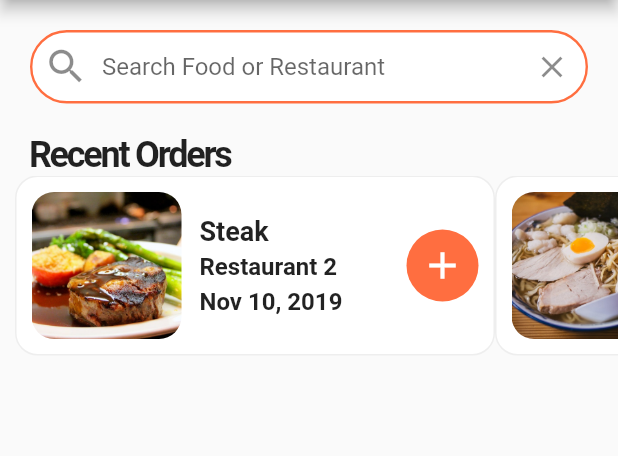
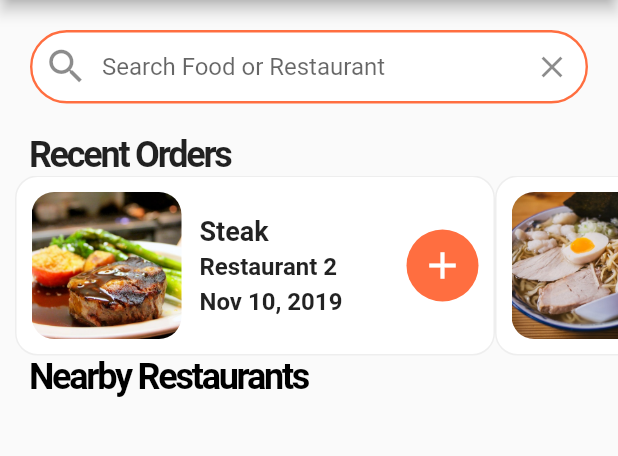
Before and after one commit to bunditks/foodorder_ui_flutter, a Flutter app: the screen it shows after launch, on a phone screen of 412 x 824 dp, the part 84-540 px from its top. Run offline on Flutter 3.47's test engine with Material 2 defaults, Android fonts, the phone set to English and light mode, and no system bars.

Commit message:
15 Nov 2020 commit

```diff
--- a/lib/screens/home_screen.dart
+++ b/lib/screens/home_screen.dart
@@ -47,7 +47,8 @@ class _HomeScreenState extends State<HomeScreen> {
                 ),
                 enabledBorder: OutlineInputBorder(
                   borderRadius: BorderRadius.circular(30.0),
-                  borderSide: BorderSide(width: 1.6, color: Theme.of(context).primaryColor),
+                  borderSide: BorderSide(
+                      width: 1.6, color: Theme.of(context).primaryColor),
                 ),
                 hintText: 'Search Food or Restaurant',
                 prefixIcon: Icon(
@@ -62,6 +63,22 @@ class _HomeScreenState extends State<HomeScreen> {
             ),
           ),
           RecentOrders(),
+          Column(
+            crossAxisAlignment: CrossAxisAlignment.start,
+            children: [
+              Padding(
+                padding: EdgeInsets.symmetric(horizontal: 20.0),
+                child: Text(
+                  'Nearby Restaurants',
+                  style: TextStyle(
+                      fontSize: 24.0,
+                      fontWeight: FontWeight.w600,
+                      letterSpacing: -1.5,
+                      color: Colors.black),
+                ),
+              ),
+            ],
+          ),
         ],
       ),
     );
```
